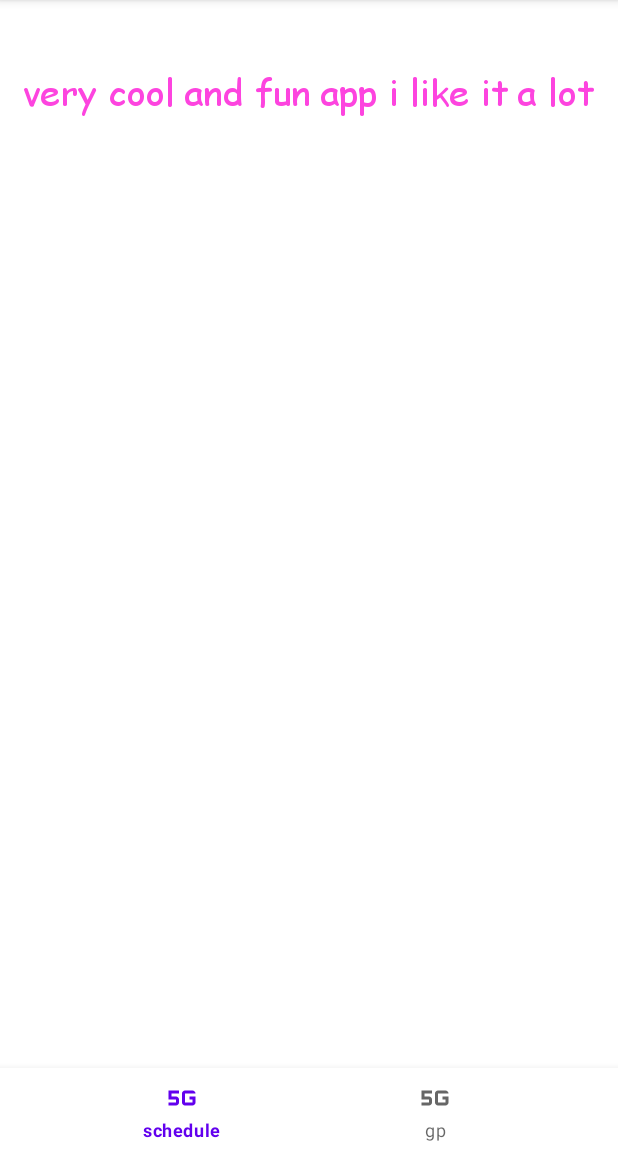
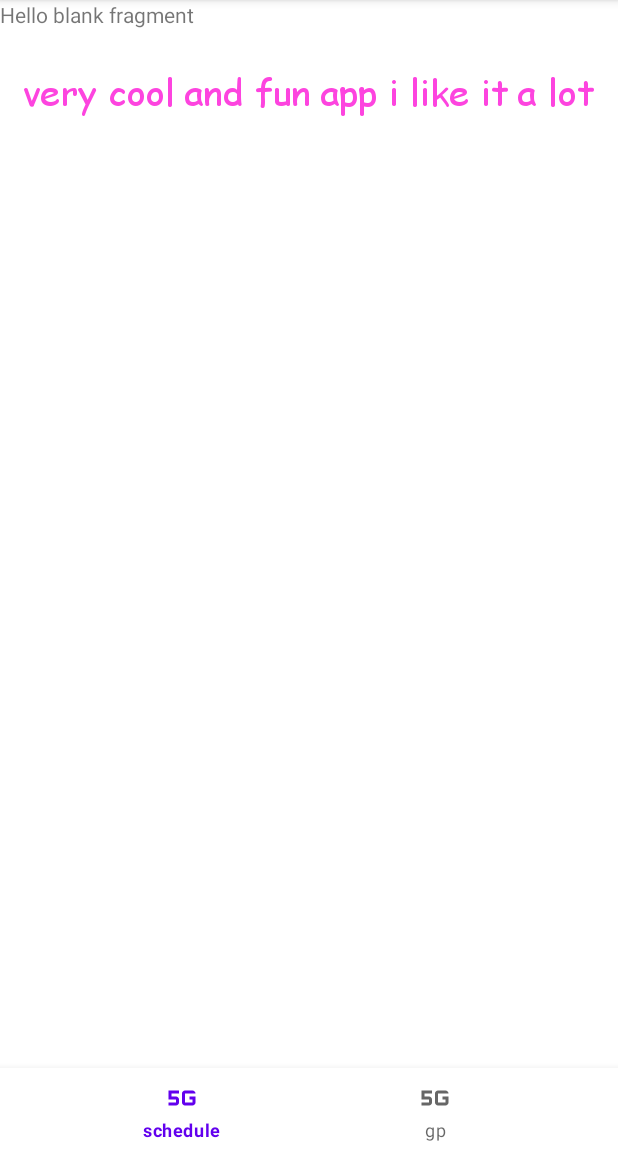
Before and after one commit to qianw01/final_stand, an Android app: the screen it shows after launch (MainActivity), on a phone screen of 412 x 824 dp, the part 84-1236 px from its top. Run offline under Robolectric (Android 15) with nearby library versions, the phone set to English and light mode, and no system bars.

Commit message:
did some stuff with the navigation

```diff
--- a/app/build.gradle
+++ b/app/build.gradle
@@ -34,6 +34,8 @@ dependencies {
     implementation 'androidx.constraintlayout:constraintlayout:2.1.3'
     implementation 'com.google.android.material:material:1.7.0-alpha01'
     implementation 'androidx.legacy:legacy-support-v4:1.0.0'
+    implementation 'androidx.navigation:navigation-fragment:2.4.2'
+    implementation 'androidx.navigation:navigation-ui:2.4.2'
     testImplementation 'junit:junit:4.+'
     androidTestImplementation 'androidx.test.ext:junit:1.1.3'
     androidTestImplementation 'androidx.test.espresso:espresso-core:3.4.0'
--- a/app/src/main/java/com/example/finalstand/gpFragment.java
+++ b/app/src/main/java/com/example/finalstand/HomeFragment.java
@@ -10,10 +10,10 @@ import android.view.ViewGroup;
 
 /**
  * A simple {@link Fragment} subclass.
- * Use the {@link gpFragment#newInstance} factory method to
+ * Use the {@link HomeFragment#newInstance} factory method to
  * create an instance of this fragment.
  */
-public class gpFragment extends Fragment {
+public class HomeFragment extends Fragment {
 
     // TODO: Rename parameter arguments, choose names that match
     // the fragment initialization parameters, e.g. ARG_ITEM_NUMBER
@@ -24,7 +24,7 @@ public class gpFragment extends Fragment {
     private String mParam1;
     private String mParam2;
 
-    public gpFragment() {
+    public HomeFragment() {
         // Required empty public constructor
     }
 
@@ -34,11 +34,11 @@ public class gpFragment extends Fragment {
      *
      * @param param1 Parameter 1.
      * @param param2 Parameter 2.
-     * @return A new instance of fragment gpFragment.
+     * @return A new instance of fragment HomeFragment.
      */
     // TODO: Rename and change types and number of parameters
-    public static gpFragment newInstance(String param1, String param2) {
-        gpFragment fragment = new gpFragment();
+    public static HomeFragment newInstance(String param1, String param2) {
+        HomeFragment fragment = new HomeFragment();
         Bundle args = new Bundle();
         args.putString(ARG_PARAM1, param1);
         args.putString(ARG_PARAM2, param2);
@@ -59,6 +59,6 @@ public class gpFragment extends Fragment {
     public View onCreateView(LayoutInflater inflater, ViewGroup container,
                              Bundle savedInstanceState) {
         // Inflate the layout for this fragment
-        return inflater.inflate(R.layout.fragment_gp, container, false);
+        return inflater.inflate(R.layout.fragment_home, container, false);
     }
 }
--- a/app/src/main/java/com/example/finalstand/MainActivity.java
+++ b/app/src/main/java/com/example/finalstand/MainActivity.java
@@ -3,8 +3,11 @@ import android.graphics.Typeface;
 
 
 import androidx.appcompat.app.AppCompatActivity;
+import androidx.navigation.fragment.NavHostFragment;
 
 import android.os.Bundle;
+
+import com.google.android.material.bottomnavigation.BottomNavigationView;
 
 public class MainActivity extends AppCompatActivity {
 
@@ -12,5 +15,6 @@ public class MainActivity extends AppCompatActivity {
     protected void onCreate(Bundle savedInstanceState) {
         super.onCreate(savedInstanceState);
         setContentView(R.layout.activity_main);
+
     }
 }
--- a/app/src/main/res/layout/activity_main.xml
+++ b/app/src/main/res/layout/activity_main.xml
@@ -33,4 +33,12 @@
 
     </com.google.android.material.bottomnavigation.BottomNavigationView>
 
+    <androidx.fragment.app.FragmentContainerView
+        android:id="@+id/fragmentContainerView"
+        android:name="androidx.navigation.fragment.NavHostFragment"
+        android:layout_width="match_parent"
+        android:layout_height="match_parent"
+        app:defaultNavHost="true"
+        app:navGraph="@navigation/nav_graph" />
+
 </androidx.constraintlayout.widget.ConstraintLayout>
--- a/app/src/main/res/layout/fragment_gp.xml
+++ b/app/src/main/res/layout/fragment_home.xml
@@ -3,7 +3,7 @@
     xmlns:tools="http://schemas.android.com/tools"
     android:layout_width="match_parent"
     android:layout_height="match_parent"
-    tools:context=".gpFragment">
+    tools:context=".HomeFragment">
 
     <!-- TODO: Update blank fragment layout -->
     <TextView
--- /dev/null
+++ b/app/src/main/res/navigation/nav_graph.xml
@@ -0,0 +1,21 @@
+<?xml version="1.0" encoding="utf-8"?>
+<navigation xmlns:android="http://schemas.android.com/apk/res/android"
+    xmlns:app="http://schemas.android.com/apk/res-auto"
+    xmlns:tools="http://schemas.android.com/tools"
+    android:id="@+id/nav_graph"
+    app:startDestination="@id/homeFragment">
+    <fragment
+        android:id="@+id/homeFragment"
+        android:name="com.example.finalstand.HomeFragment"
+        android:label="fragment_home"
+        tools:layout="@layout/fragment_home" >
+        <action
+            android:id="@+id/action_homeFragment_to_GPFragment"
+            app:destination="@id/GPFragment" />
+    </fragment>
+    <fragment
+        android:id="@+id/GPFragment"
+        android:name="com.example.finalstand.GPFragment"
+        android:label="fragment_gp"
+        tools:layout="@layout/fragment_gp" />
+</navigation>
```
Also changed, not shown: app/src/main/java/com/example/finalstand/GPFragment.java (added, +64 -0 lines).
